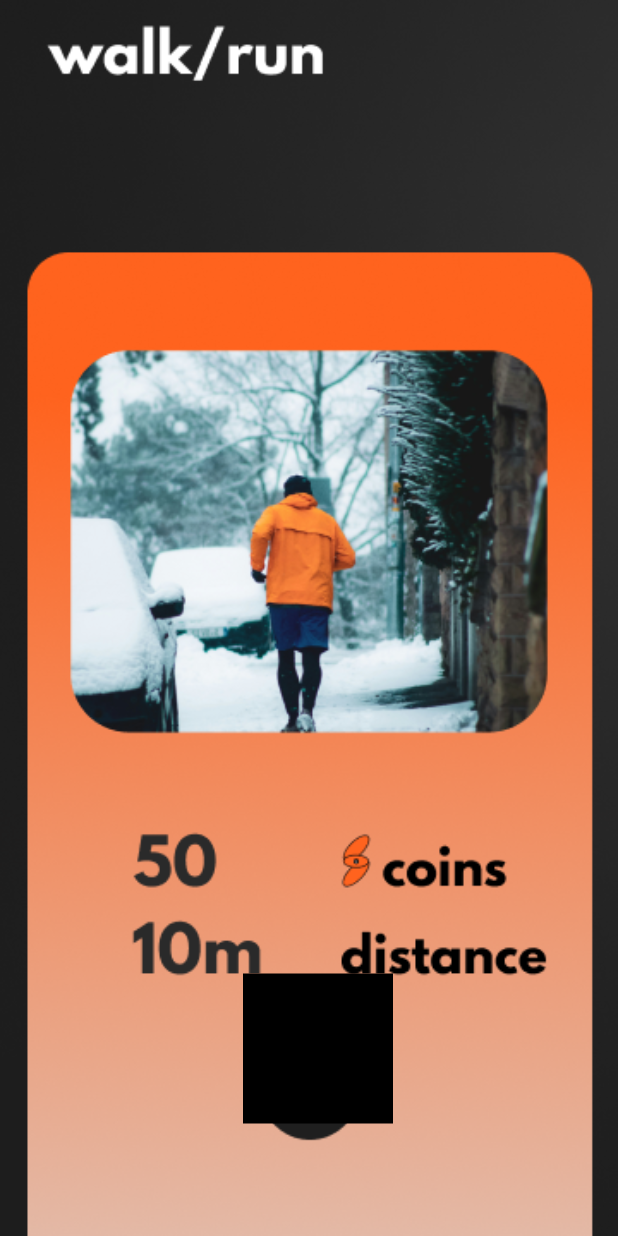
After one commit to DarkCoder26/Beta-Coders, a Flutter app: the JogPage screen opened directly, on a phone screen of 412 x 824 dp. The commit adds this screen. Run offline on Flutter 3.47's test engine with Material 3 defaults, Android fonts, the phone set to English and light mode, and no system bars; our stand-ins replace camera, carousel_slider, curved_navigation_bar, firebase_auth, firebase_core, google_fonts; accounts and stored records are empty.

Commit message:
Code updated

```diff
--- a/lib/components/navbar.dart
+++ b/lib/components/navbar.dart
@@ -19,6 +19,7 @@ class _NavbarState extends State<Navbar> {
     const RewardPage(),
     const LeaderBroadPage(),
   ];
+
   @override
   Widget build(BuildContext context) {
     return Scaffold(
--- /dev/null
+++ b/lib/pages/jog_page.dart
@@ -0,0 +1,62 @@
+import 'package:flutter/material.dart';
+import 'package:url_launcher/url_launcher.dart';
+
+class JogPage extends StatefulWidget {
+  const JogPage({super.key});
+
+  @override
+  State<JogPage> createState() => _JogPageState();
+}
+
+class _JogPageState extends State<JogPage> with SingleTickerProviderStateMixin {
+  late AnimationController _controller;
+
+  @override
+  void initState() {
+    super.initState();
+    _controller = AnimationController(vsync: this);
+  }
+
+  @override
+  void dispose() {
+    _controller.dispose();
+    super.dispose();
+  }
+
+  @override
+  Widget build(BuildContext context) {
+    return Scaffold(
+      body: Stack(children: [
+        Container(
+          width: MediaQuery.of(context).size.width,
+          height: MediaQuery.of(context).size.height,
+          decoration: const BoxDecoration(
+            image: DecorationImage(
+              image: AssetImage(
+                "assets/walk run.png",
+              ),
+              fit: BoxFit.cover,
+            ),
+          ),
+        ),
+        Positioned(
+          bottom: 75,
+          right: 150,
+          child: GestureDetector(
+            onTap: () {
+              launchUrl(
+                Uri.parse("https://www.youtube.com/watch?v=dQw4w9WgXcQ"),
+                mode: LaunchMode.externalNonBrowserApplication,
+              );
+            },
+            child: Container(
+              width: 100,
+              height: 100,
+              color: Colors.black,
+            ),
+          ),
+        )
+      ]),
+    );
+  }
+}
--- a/pubspec.yaml
+++ b/pubspec.yaml
@@ -41,6 +41,8 @@ dependencies:
   carousel_slider: ^4.2.1
   google_fonts: ^6.1.0
   flutter_launcher_icons: ^0.13.1
+  camera: ^0.10.5+9
+  url_launcher: ^6.2.4
 
 dev_dependencies:
   flutter_test:
```
Also changed, not shown: lib/pages/camera_page.dart (added, +46 -0 lines), lib/pages/home_page.dart (+12 -1 lines), assets/walk run.png (added), assets/walk_run.png (added), pubspec.lock, 7 other files.
